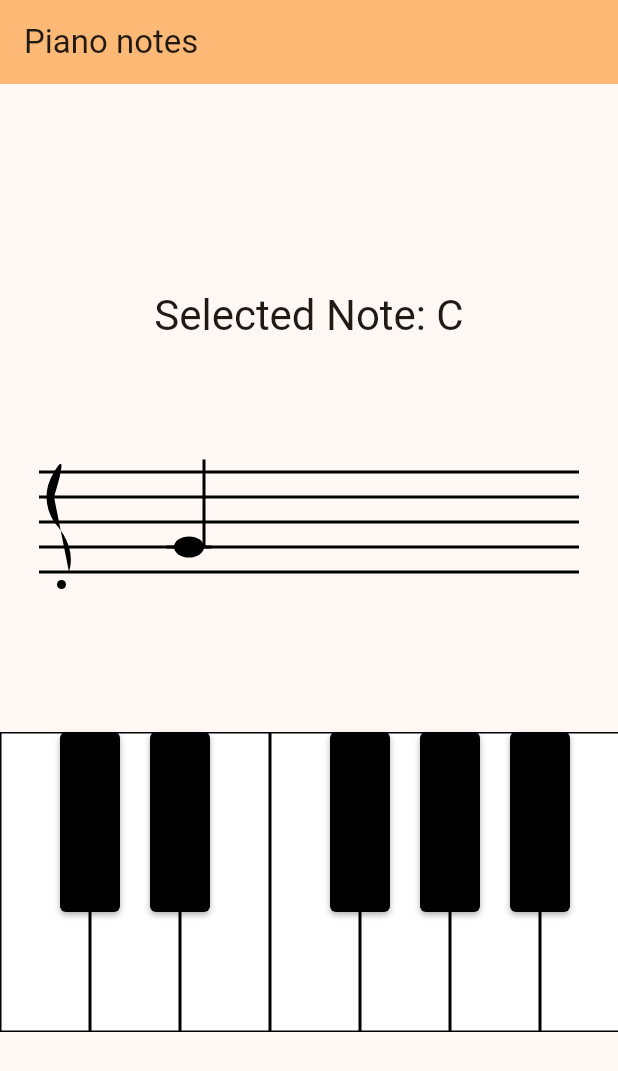
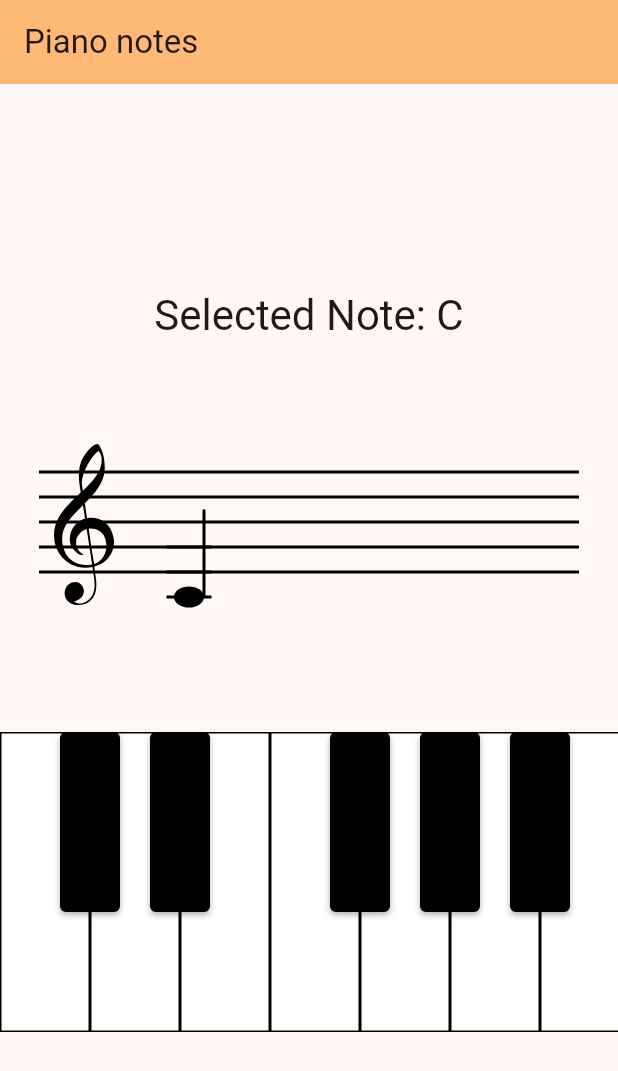
Before and after one commit to kstopa/piano-notes, a Flutter app: the screen it shows after launch, on a phone screen of 412 x 824 dp. Shown: the top 1071 px of the screen. Run offline on Flutter 3.47's test engine with Material 3 defaults, Android fonts, the phone set to English and light mode, and no system bars; our stand-ins replace flutter_svg.

Commit message:
feat: draw g clef on staff

```diff
--- a/lib/widgets/staff.dart
+++ b/lib/widgets/staff.dart
@@ -1,4 +1,5 @@
 import 'package:flutter/material.dart';
+import 'package:flutter_svg/flutter_svg.dart';
 
 /// A widget that draws a musical staff (pentagram) with a note on it
 class MusicalStaff extends StatelessWidget {
@@ -15,9 +16,28 @@ class MusicalStaff extends StatelessWidget {
 
   @override
   Widget build(BuildContext context) {
-    return CustomPaint(
-      size: Size(width, height),
-      painter: StaffPainter(note: note),
+    return SizedBox(
+      width: width,
+      height: height,
+      child: Stack(
+        children: [
+          CustomPaint(
+            size: Size(width, height),
+            painter: StaffPainter(note: note),
+          ),
+          // Position the G clef SVG on the staff
+          Positioned(
+            left: 30,
+            top: height / 3 - 20, // Align with staff
+            child: SvgPicture.asset(
+              'assets/gclef.svg',
+              width: 40,
+              height: 110,
+              colorFilter: const ColorFilter.mode(Colors.black, BlendMode.srcIn),
+            ),
+          ),
+        ],
+      ),
     );
   }
 }
@@ -28,22 +48,22 @@ class StaffPainter extends CustomPainter {
   StaffPainter({required this.note});
 
   // Map notes to their vertical positions on the staff
-  // Position 0 is the middle line (B in treble clef)
+  // Position 6 is the middle line (G in clef)
   // Positive numbers go down, negative numbers go up
   static const Map<String, int> _notePositions = {
     // Treble clef notes
-    'C': 6,   // Below the staff
-    'D': 5,
-    'E': 4,
-    'F': 3,
-    'G': 2,
-    'A': 1,
-    'B': 0,   // Middle line
-    'C#': 6,
-    'D#': 5,
-    'F#': 3,
-    'G#': 2,
-    'A#': 1,
+    'C': 10,   // Below the staff
+    'D': 9,
+    'E': 8,
+    'F': 7,
+    'G': 6,
+    'A': 5,
+    'B': 4,   // Middle line
+    'C#': 10,
+    'D#': 9,
+    'F#': 7,
+    'G#': 6,
+    'A#': 5,
   };
 
   @override
@@ -72,9 +92,6 @@ class StaffPainter extends CustomPainter {
         paint,
       );
     }
-
-    // Draw treble clef (simplified G clef)
-    _drawTrebleClef(canvas, staffStartX + 10, staffStartY, staffLineSpacing, fillPaint);
 
     // Draw the note
     final notePosition = _notePositions[note] ?? 0;
@@ -146,34 +163,6 @@ class StaffPainter extends CustomPainter {
     }
   }
 
-  void _drawTrebleClef(Canvas canvas, double x, double y, double spacing, Paint paint) {
-    // Simplified treble clef shape
-    final path = Path();
-
-    // Start at the second line (G line)
-    final gLineY = y + spacing;
-
-    // Draw a stylized G clef
-    path.moveTo(x, gLineY);
-    path.quadraticBezierTo(
-      x + 10, gLineY - spacing * 2,
-      x, gLineY - spacing,
-    );
-    path.quadraticBezierTo(
-      x - 10, gLineY,
-      x, gLineY + spacing,
-    );
-    path.quadraticBezierTo(
-      x + 15, gLineY + spacing * 2,
-      x + 10, gLineY + spacing * 3,
-    );
-
-    canvas.drawPath(path, paint);
-
-    // Draw the curl at the bottom
-    canvas.drawCircle(Offset(x + 5, gLineY + spacing * 3.5), 3, paint);
-  }
-
   void _drawSharp(Canvas canvas, double x, double y, double size, Paint paint) {
     // Draw two vertical lines
     canvas.drawLine(
--- a/pubspec.yaml
+++ b/pubspec.yaml
@@ -34,6 +34,7 @@ dependencies:
   # The following adds the Cupertino Icons font to your application.
   # Use with the CupertinoIcons class for iOS style icons.
   cupertino_icons: ^1.0.8
+  flutter_svg: ^2.0.10+1
 
 dev_dependencies:
   flutter_test:
@@ -58,9 +59,8 @@ flutter:
   uses-material-design: true
 
   # To add assets to your application, add an assets section, like this:
-  # assets:
-  #   - images/a_dot_burr.jpeg
-  #   - images/a_dot_ham.jpeg
+  assets:
+    - assets/gclef.svg
 
   # An image asset can refer to one or more resolution-specific "variants", see
   # https://flutter.dev/to/resolution-aware-images
```
Also changed, not shown: assets/gclef.svg (added), 1 other file.
